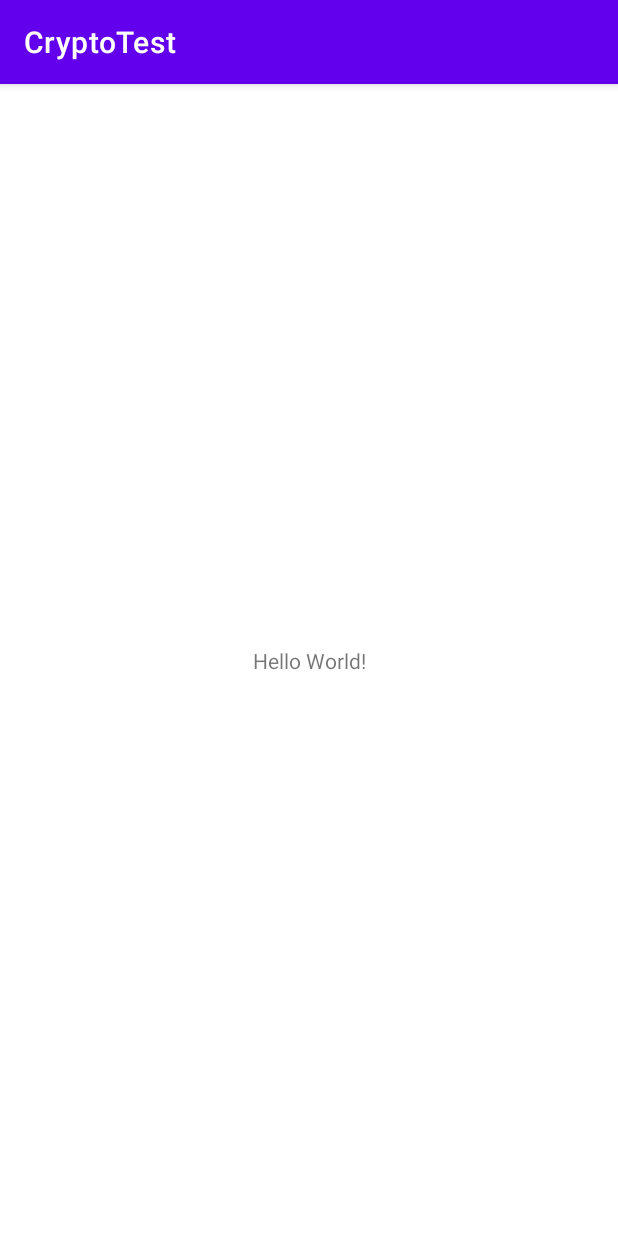
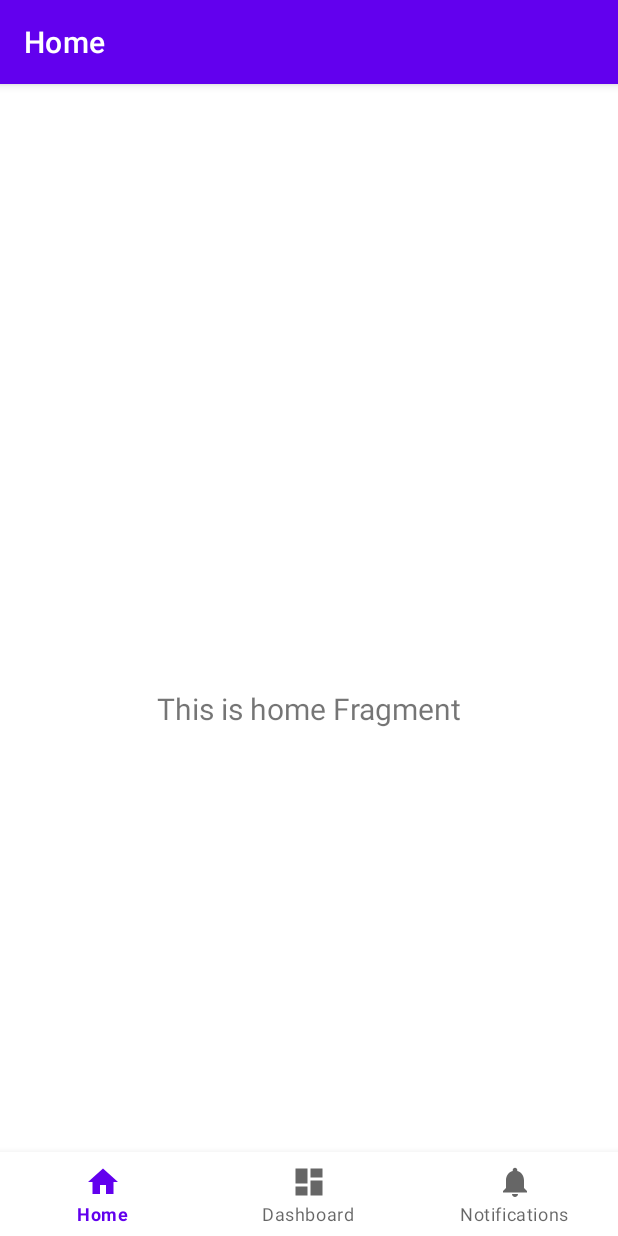
Before and after one commit to CrossLeaf/CryptoTest, an Android app: the screen it shows after launch (MainActivity), on a phone screen of 412 x 824 dp. Run offline under Robolectric (Android 15) with nearby library versions, the phone set to English and light mode, and no system bars; our stand-ins replace navigation-ui.

Commit message:
add: bottom navigation view

```diff
--- a/app/src/main/java/com/eton/cryptotest/MainActivity.kt
+++ b/app/src/main/java/com/eton/cryptotest/MainActivity.kt
@@ -1,11 +1,36 @@
 package com.eton.cryptotest
 
+import android.os.Bundle
 import androidx.appcompat.app.AppCompatActivity
-import android.os.Bundle
+import androidx.navigation.findNavController
+import androidx.navigation.ui.AppBarConfiguration
+import androidx.navigation.ui.setupActionBarWithNavController
+import androidx.navigation.ui.setupWithNavController
+import com.eton.cryptotest.databinding.ActivityMainBinding
+import com.google.android.material.bottomnavigation.BottomNavigationView
 
 class MainActivity : AppCompatActivity() {
+
+    private lateinit var binding: ActivityMainBinding
+
     override fun onCreate(savedInstanceState: Bundle?) {
         super.onCreate(savedInstanceState)
-        setContentView(R.layout.activity_main)
+
+        binding = ActivityMainBinding.inflate(layoutInflater)
+        setContentView(binding.root)
+
+        val navView: BottomNavigationView = binding.navView
+
+        val navController = findNavController(R.id.nav_host_fragment_activity_main)
+        // Passing each menu ID as a set of Ids because each
+        // menu should be considered as top level destinations.
+        val appBarConfiguration = AppBarConfiguration(
+            setOf(
+                R.id.navigation_home, R.id.navigation_dashboard, R.id.navigation_notifications
+            )
+        )
+        setupActionBarWithNavController(navController, appBarConfiguration)
+        navView.setupWithNavController(navController)
+
     }
 }
--- /dev/null
+++ b/app/src/main/java/com/eton/cryptotest/ui/home/HomeFragment.kt
@@ -0,0 +1,45 @@
+package com.eton.cryptotest.ui.home
+
+import android.os.Bundle
+import android.view.LayoutInflater
+import android.view.View
+import android.view.ViewGroup
+import android.widget.TextView
+import androidx.fragment.app.Fragment
+import androidx.lifecycle.Observer
+import androidx.lifecycle.ViewModelProvider
+import com.eton.cryptotest.R
+import com.eton.cryptotest.databinding.FragmentHomeBinding
+
+class HomeFragment : Fragment() {
+
+    private lateinit var homeViewModel: HomeViewModel
+    private var _binding: FragmentHomeBinding? = null
+
+    // This property is only valid between onCreateView and
+    // onDestroyView.
+    private val binding get() = _binding!!
+
+    override fun onCreateView(
+        inflater: LayoutInflater,
+        container: ViewGroup?,
+        savedInstanceState: Bundle?
+    ): View? {
+        homeViewModel =
+            ViewModelProvider(this).get(HomeViewModel::class.java)
+
+        _binding = FragmentHomeBinding.inflate(inflater, container, false)
+        val root: View = binding.root
+
+        val textView: TextView = binding.textHome
+        homeViewModel.text.observe(viewLifecycleOwner, Observer {
+            textView.text = it
+        })
+        return root
+    }
+
+    override fun onDestroyView() {
+        super.onDestroyView()
+        _binding = null
+    }
+}
--- /dev/null
+++ b/app/src/main/java/com/eton/cryptotest/ui/home/HomeViewModel.kt
@@ -0,0 +1,13 @@
+package com.eton.cryptotest.ui.home
+
+import androidx.lifecycle.LiveData
+import androidx.lifecycle.MutableLiveData
+import androidx.lifecycle.ViewModel
+
+class HomeViewModel : ViewModel() {
+
+    private val _text = MutableLiveData<String>().apply {
+        value = "This is home Fragment"
+    }
+    val text: LiveData<String> = _text
+}
--- /dev/null
+++ b/app/src/main/res/drawable/ic_dashboard_black_24dp.xml
@@ -0,0 +1,9 @@
+<vector xmlns:android="http://schemas.android.com/apk/res/android"
+    android:width="24dp"
+    android:height="24dp"
+    android:viewportWidth="24.0"
+    android:viewportHeight="24.0">
+    <path
+        android:fillColor="#FF000000"
+        android:pathData="M3,13h8L11,3L3,3v10zM3,21h8v-6L3,15v6zM13,21h8L21,11h-8v10zM13,3v6h8L21,3h-8z" />
+</vector>
--- /dev/null
+++ b/app/src/main/res/drawable/ic_home_black_24dp.xml
@@ -0,0 +1,9 @@
+<vector xmlns:android="http://schemas.android.com/apk/res/android"
+    android:width="24dp"
+    android:height="24dp"
+    android:viewportWidth="24.0"
+    android:viewportHeight="24.0">
+    <path
+        android:fillColor="#FF000000"
+        android:pathData="M10,20v-6h4v6h5v-8h3L12,3 2,12h3v8z" />
+</vector>
--- /dev/null
+++ b/app/src/main/res/drawable/ic_notifications_black_24dp.xml
@@ -0,0 +1,9 @@
+<vector xmlns:android="http://schemas.android.com/apk/res/android"
+    android:width="24dp"
+    android:height="24dp"
+    android:viewportWidth="24.0"
+    android:viewportHeight="24.0">
+    <path
+        android:fillColor="#FF000000"
+        android:pathData="M12,22c1.1,0 2,-0.9 2,-2h-4c0,1.1 0.89,2 2,2zM18,16v-5c0,-3.07 -1.64,-5.64 -4.5,-6.32L13.5,4c0,-0.83 -0.67,-1.5 -1.5,-1.5s-1.5,0.67 -1.5,1.5v0.68C7.63,5.36 6,7.92 6,11v5l-2,2v1h16v-1l-2,-2z" />
+</vector>
--- a/app/src/main/res/layout/activity_main.xml
+++ b/app/src/main/res/layout/activity_main.xml
@@ -4,15 +4,31 @@
     xmlns:tools="http://schemas.android.com/tools"
     android:layout_width="match_parent"
     android:layout_height="match_parent"
+    android:paddingTop="?attr/actionBarSize"
     tools:context=".MainActivity">
 
-    <TextView
-        android:layout_width="wrap_content"
+    <com.google.android.material.bottomnavigation.BottomNavigationView
+        android:id="@+id/nav_view"
+        android:layout_width="0dp"
         android:layout_height="wrap_content"
-        android:text="Hello World!"
+        android:layout_marginStart="0dp"
+        android:layout_marginEnd="0dp"
+        android:background="?android:attr/windowBackground"
         app:layout_constraintBottom_toBottomOf="parent"
         app:layout_constraintLeft_toLeftOf="parent"
         app:layout_constraintRight_toRightOf="parent"
-        app:layout_constraintTop_toTopOf="parent" />
+        app:menu="@menu/bottom_nav_menu" />
+
+    <fragment
+        android:id="@+id/nav_host_fragment_activity_main"
+        android:name="androidx.navigation.fragment.NavHostFragment"
+        android:layout_width="match_parent"
+        android:layout_height="match_parent"
+        app:defaultNavHost="true"
+        app:layout_constraintBottom_toTopOf="@id/nav_view"
+        app:layout_constraintLeft_toLeftOf="parent"
+        app:layout_constraintRight_toRightOf="parent"
+        app:layout_constraintTop_toTopOf="parent"
+        app:navGraph="@navigation/mobile_navigation" />
 
 </androidx.constraintlayout.widget.ConstraintLayout>
--- /dev/null
+++ b/app/src/main/res/layout/fragment_home.xml
@@ -0,0 +1,22 @@
+<?xml version="1.0" encoding="utf-8"?>
+<androidx.constraintlayout.widget.ConstraintLayout xmlns:android="http://schemas.android.com/apk/res/android"
+    xmlns:app="http://schemas.android.com/apk/res-auto"
+    xmlns:tools="http://schemas.android.com/tools"
+    android:layout_width="match_parent"
+    android:layout_height="match_parent"
+    tools:context=".ui.home.HomeFragment">
+
+    <TextView
+        android:id="@+id/text_home"
+        android:layout_width="match_parent"
+        android:layout_height="wrap_content"
+        android:layout_marginStart="8dp"
+        android:layout_marginTop="8dp"
+        android:layout_marginEnd="8dp"
+        android:textAlignment="center"
+        android:textSize="20sp"
+        app:layout_constraintBottom_toBottomOf="parent"
+        app:layout_constraintEnd_toEndOf="parent"
+        app:layout_constraintStart_toStartOf="parent"
+        app:layout_constraintTop_toTopOf="parent" />
+</androidx.constraintlayout.widget.ConstraintLayout>
--- /dev/null
+++ b/app/src/main/res/menu/bottom_nav_menu.xml
@@ -0,0 +1,19 @@
+<?xml version="1.0" encoding="utf-8"?>
+<menu xmlns:android="http://schemas.android.com/apk/res/android">
+
+    <item
+        android:id="@+id/navigation_home"
+        android:icon="@drawable/ic_home_black_24dp"
+        android:title="@string/title_home" />
+
+    <item
+        android:id="@+id/navigation_dashboard"
+        android:icon="@drawable/ic_dashboard_black_24dp"
+        android:title="@string/title_dashboard" />
+
+    <item
+        android:id="@+id/navigation_notifications"
+        android:icon="@drawable/ic_notifications_black_24dp"
+        android:title="@string/title_notifications" />
+
+</menu>
--- /dev/null
+++ b/app/src/main/res/navigation/mobile_navigation.xml
@@ -0,0 +1,25 @@
+<?xml version="1.0" encoding="utf-8"?>
+<navigation xmlns:android="http://schemas.android.com/apk/res/android"
+    xmlns:app="http://schemas.android.com/apk/res-auto"
+    xmlns:tools="http://schemas.android.com/tools"
+    android:id="@+id/mobile_navigation"
+    app:startDestination="@+id/navigation_home">
+
+    <fragment
+        android:id="@+id/navigation_home"
+        android:name="com.eton.cryptotest.ui.home.HomeFragment"
+        android:label="@string/title_home"
+        tools:layout="@layout/fragment_home" />
+
+    <fragment
+        android:id="@+id/navigation_dashboard"
+        android:name="com.eton.cryptotest.ui.dashboard.DashboardFragment"
+        android:label="@string/title_dashboard"
+        tools:layout="@layout/fragment_dashboard" />
+
+    <fragment
+        android:id="@+id/navigation_notifications"
+        android:name="com.eton.cryptotest.ui.notifications.NotificationsFragment"
+        android:label="@string/title_notifications"
+        tools:layout="@layout/fragment_notifications" />
+</navigation>
--- /dev/null
+++ b/app/src/main/res/values/dimens.xml
@@ -0,0 +1,5 @@
+<resources>
+    <!-- Default screen margins, per the Android Design guidelines. -->
+    <dimen name="activity_horizontal_margin">16dp</dimen>
+    <dimen name="activity_vertical_margin">16dp</dimen>
+</resources>
--- a/app/src/main/res/values/strings.xml
+++ b/app/src/main/res/values/strings.xml
@@ -1,3 +1,7 @@
 <resources>
     <string name="app_name">CryptoTest</string>
+    <string name="title_activity_main2">MainActivity</string>
+    <string name="title_home">Home</string>
+    <string name="title_dashboard">Dashboard</string>
+    <string name="title_notifications">Notifications</string>
 </resources>
```
Also changed, not shown: app/build.gradle (+8 -0 lines), app/src/main/java/com/eton/cryptotest/ui/dashboard/DashboardFragment.kt (added, +45 -0 lines), app/src/main/java/com/eton/cryptotest/ui/dashboard/DashboardViewModel.kt (added, +13 -0 lines), app/src/main/java/com/eton/cryptotest/ui/notifications/NotificationsFragment.kt (added, +45 -0 lines), app/src/main/java/com/eton/cryptotest/ui/notifications/NotificationsViewModel.kt (added, +13 -0 lines), app/src/main/res/layout/fragment_dashboard.xml (added, +22 -0 lines), app/src/main/res/layout/fragment_notifications.xml (added, +22 -0 lines).
